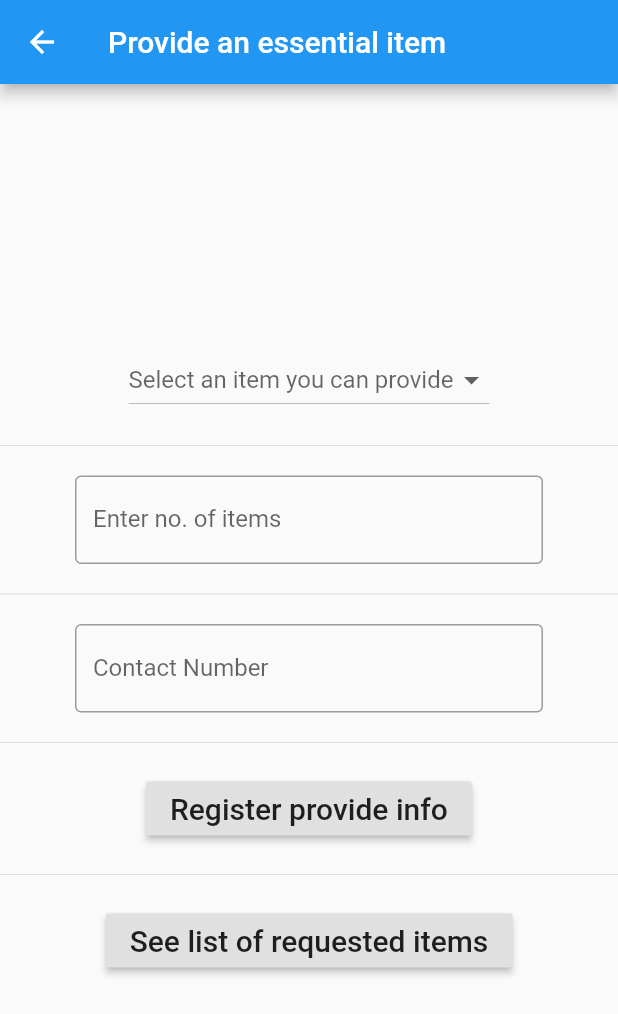
After one commit to amanagr/volunteer_registration, a Flutter app: the ProvideItemView screen opened directly, on a phone screen of 412 x 824 dp. The commit adds this screen. Shown: the top 1014 px of the screen. Run offline on Flutter 3.47's test engine with Material 2 defaults, Android fonts, the phone set to English and light mode, and no system bars; our stand-ins replace firebase_auth, geolocator; accounts and stored records are empty.

Commit message:
Add interface for providing and requesting essential items.

```diff
--- a/lib/home_page.dart
+++ b/lib/home_page.dart
@@ -1,6 +1,8 @@
 import 'package:flutter/material.dart';
 import 'views/donation_view.dart';
 import 'views/flag_view.dart';
+import 'views/request_essential_items.dart';
+import 'views/provide_essential_items.dart';
 import 'auth.dart';
 
 class HomePage extends StatelessWidget {
@@ -40,9 +42,9 @@ class HomePage extends StatelessWidget {
       Divider(),
       Tile(title: 'Flag yourself', subtitle:  'as a victim of COVID-19', icon: Icons.accessibility_new, stateless_view: FlagView()),
       Divider(),
-      Tile(title: 'Request Essential Items', subtitle:  'Please limit your request to essential items like food, masks, sanitizers, etc.', icon: Icons.fastfood),
+      Tile(title: 'Request Essential Items', subtitle:  'Please limit your request to essential items like food, masks, sanitizers, etc.', icon: Icons.fastfood, view: RequestItemView()),
       Divider(),
-      Tile(title: 'Provide Essential Items', subtitle:  'Help your community by providing spare items which others need.', icon:  Icons.assignment_turned_in),
+      Tile(title: 'Provide Essential Items', subtitle:  'An NGO will contact you if they need what you have', icon:  Icons.assignment_turned_in, view: ProvideItemView()),
       Divider(),
       Tile(title: 'Locate nearest service provider', subtitle:  'NGO, GOV authorised vendors, Open Shops, etc.', icon:  Icons.gps_fixed),
       Divider(),
--- /dev/null
+++ b/lib/views/provide_essential_items.dart
@@ -0,0 +1,116 @@
+import 'package:flutter/material.dart';
+import 'package:flutter/services.dart';
+
+class ProvideItemView extends StatelessWidget {
+  @override
+  Widget build(BuildContext context) {
+    return Scaffold(
+      appBar: AppBar(
+        title: Text("Provide an essential item"),
+      ),
+      body: Center(
+        child: Column(
+            children: <Widget>[
+              DropdownScreen(),
+              Divider(height: 40,),
+              Container(
+                margin: const EdgeInsets.only(right: 50, left: 50),
+                child:  TextField(
+                  decoration: InputDecoration(
+                    border: OutlineInputBorder(),
+                    labelText: 'Enter no. of items',
+                  ),
+                  keyboardType: TextInputType.number,
+                  inputFormatters: <TextInputFormatter>[
+                    WhitelistingTextInputFormatter.digitsOnly
+                  ],
+                ),
+              ),
+              Divider(height: 40,),
+              Container(
+                margin: const EdgeInsets.only(right: 50, left: 50),
+                child:  TextField(
+                  decoration: InputDecoration(
+                    border: OutlineInputBorder(),
+                    labelText: 'Contact Number',
+                  ),
+                  keyboardType: TextInputType.number,
+                  inputFormatters: <TextInputFormatter>[
+                    WhitelistingTextInputFormatter.digitsOnly
+                  ],
+                ),
+              ),
+              Divider(height: 40,),
+              RaisedButton(
+                onPressed: () {},
+                child: Text(
+                    'Register provide info',
+                    style: TextStyle(fontSize: 20)
+                ),
+              ),
+              Divider(height: 40,),
+              RaisedButton(
+                onPressed: () {},
+                child: Text(
+                    'See list of requested items',
+                    style: TextStyle(fontSize: 20)
+                ),
+              ),
+            ],
+            mainAxisAlignment: MainAxisAlignment.center,
+            crossAxisAlignment: CrossAxisAlignment.center
+        ),
+      ),
+    );
+  }
+}
+
+
+
+
+class Item {
+  const Item(this.name);
+  final String name;
+}
+
+class DropdownScreen extends StatefulWidget {
+  State createState() =>  DropdownScreenState();
+}
+
+class DropdownScreenState extends State<DropdownScreen> {
+  Item selectedUser;
+  List<Item> users = <Item>[
+    const Item('Food (enter 1 for 1 person)'),
+    const Item('Masks'),
+    const Item('Sanitizers'),
+    const Item('Rooms (enter 1 for 1 person)'),
+  ];
+  @override
+  Widget build(BuildContext context) {
+    return Center(
+      child:  DropdownButton<Item>(
+        hint:  Text("Select an item you can provide"),
+        value: selectedUser,
+        onChanged: (Item Value) {
+          setState(() {
+            selectedUser = Value;
+          });
+        },
+        items: users.map((Item user) {
+          return  DropdownMenuItem<Item>(
+            value: user,
+            child: Row(
+              children: <Widget>[
+//                    SizedBox(width: 70,),
+                Text(
+                  user.name,
+                  style:  TextStyle(color: Colors.black),
+                ),
+              ],
+            ),
+          );
+        }).toList(),
+      ),
+    );
+  }
+}
--- /dev/null
+++ b/lib/views/request_essential_items.dart
@@ -0,0 +1,108 @@
+import 'package:flutter/material.dart';
+import 'package:flutter/services.dart';
+
+class RequestItemView extends StatelessWidget {
+  @override
+  Widget build(BuildContext context) {
+    return Scaffold(
+      appBar: AppBar(
+        title: Text("Request an essential item"),
+      ),
+      body: Center(
+        child: Column(
+            children: <Widget>[
+              DropdownScreen(),
+              Divider(height: 40,),
+              Container(
+                margin: const EdgeInsets.only(right: 50, left: 50),
+                child:  TextField(
+                  decoration: InputDecoration(
+                    border: OutlineInputBorder(),
+                    labelText: 'Enter no. of items required',
+                  ),
+                  keyboardType: TextInputType.number,
+                  inputFormatters: <TextInputFormatter>[
+                    WhitelistingTextInputFormatter.digitsOnly
+                  ],
+                ),
+              ),
+              Divider(height: 40,),
+              Container(
+                margin: const EdgeInsets.only(right: 50, left: 50),
+                child:  TextField(
+                  decoration: InputDecoration(
+                    border: OutlineInputBorder(),
+                    labelText: 'Contact Number',
+                  ),
+                  keyboardType: TextInputType.number,
+                  inputFormatters: <TextInputFormatter>[
+                    WhitelistingTextInputFormatter.digitsOnly
+                  ],
+                ),
+              ),
+              Divider(height: 40,),
+              RaisedButton(
+                onPressed: () {},
+                child: Text(
+                    'Request',
+                    style: TextStyle(fontSize: 20)
+                ),
+              ),
+            ],
+            mainAxisAlignment: MainAxisAlignment.center,
+            crossAxisAlignment: CrossAxisAlignment.center
+        ),
+      ),
+    );
+  }
+}
+
+
+
+
+class Item {
+  const Item(this.name);
+  final String name;
+}
+
+class DropdownScreen extends StatefulWidget {
+  State createState() =>  DropdownScreenState();
+}
+
+class DropdownScreenState extends State<DropdownScreen> {
+  Item selectedUser;
+  List<Item> users = <Item>[
+    const Item('Food (enter 1 for 1 person)'),
+    const Item('Masks'),
+    const Item('Sanitizers'),
+    const Item('Rooms (enter 1 for 1 person)'),
+  ];
+  @override
+  Widget build(BuildContext context) {
+    return Center(
+      child:  DropdownButton<Item>(
+        hint:  Text("Select an item you need"),
+        value: selectedUser,
+        onChanged: (Item Value) {
+          setState(() {
+            selectedUser = Value;
+          });
+        },
+        items: users.map((Item user) {
+          return  DropdownMenuItem<Item>(
+            value: user,
+            child: Row(
+              children: <Widget>[
+//                    SizedBox(width: 70,),
+                Text(
+                  user.name,
+                  style:  TextStyle(color: Colors.black),
+                ),
+              ],
+            ),
+          );
+        }).toList(),
+      ),
+    );
+  }
+}
```
